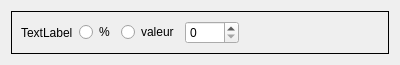
Qt form app/view/forms/stuffpanel.ui (r0nd0ud0u/qt-rpg) before a commit.
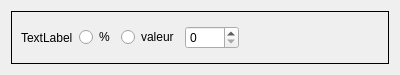
The same form after that commit.

What changed in the file:
```diff
--- a/app/view/forms/stuffpanel.ui
+++ b/app/view/forms/stuffpanel.ui
@@ -7,7 +7,7 @@
     <x>0</x>
     <y>0</y>
     <width>400</width>
-    <height>55</height>
+    <height>75</height>
    </rect>
   </property>
   <property name="windowTitle">
```
